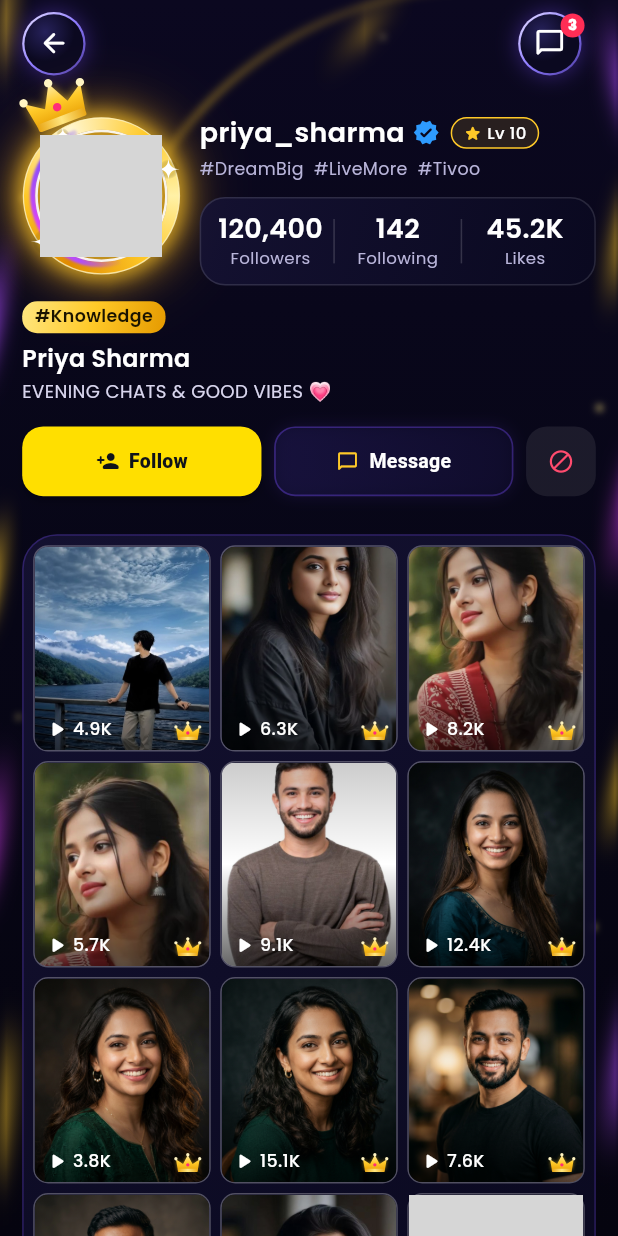
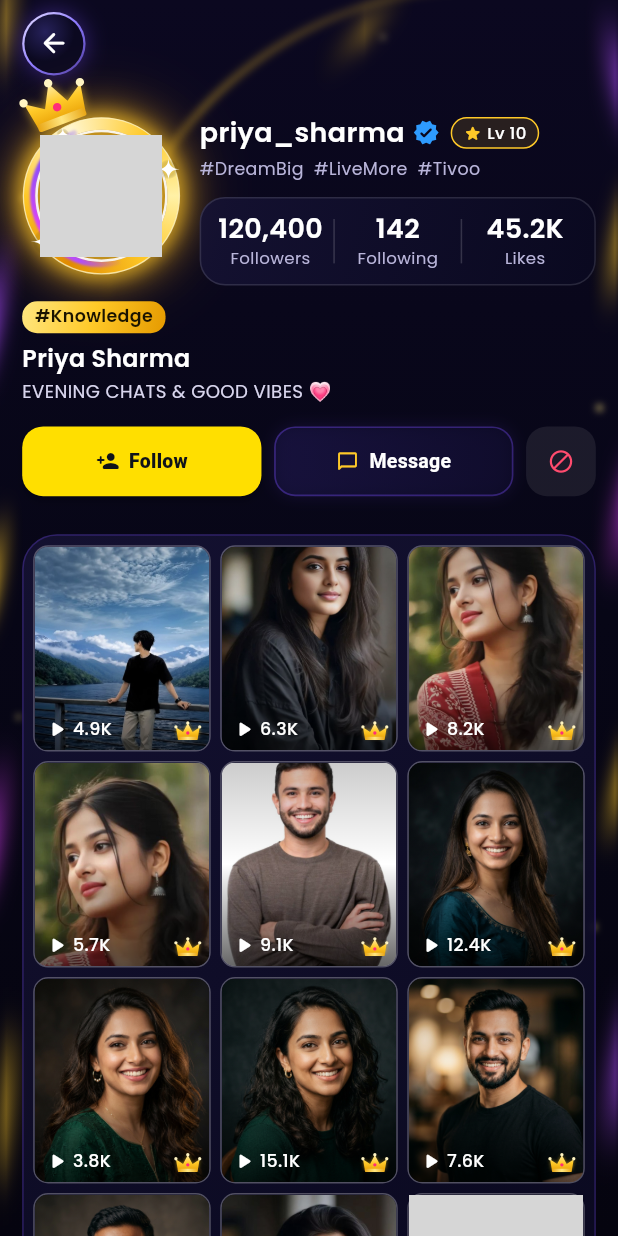
Before and after one commit to leenadevirajendran/Tivoo, a Flutter app: the ProfileScreen screen opened directly with sample values from the repository, on a phone screen of 412 x 824 dp. Run offline on Flutter 3.47's test engine with Material 3 defaults, Android fonts, the phone set to English and light mode, and no system bars; our stand-ins replace audioplayers, cached_network_image, camera, file_picker, flutter_animate, flutter_riverpod and 5 more; grey boxes are pictures that could not be loaded.

Commit message:
fix(profile): remove message icon from top bar near hamburger menu

```diff
--- a/lib/features/profile/presentation/screens/profile_screen.dart
+++ b/lib/features/profile/presentation/screens/profile_screen.dart
@@ -727,9 +727,7 @@ class _ProfileScreenState extends ConsumerState<ProfileScreen> {
                           ProfileTopBar(
                             onBack: _goBack,
                             onMenu: isViewingStreamer ? null : _showMenu,
-                            onMessages: () => _open(const MessagesInboxScreen()),
                             onSettings: isViewingStreamer ? null : () => _open(const SettingsScreen()),
-                            unreadCount: ref.watch(messagesControllerProvider).totalUnreadCount,
                             showActions: true,
                           ),
                           SizedBox(height: 20 * s),
--- a/lib/features/profile/presentation/widgets/profile_luxe_sections.dart
+++ b/lib/features/profile/presentation/widgets/profile_luxe_sections.dart
@@ -190,18 +190,14 @@ class _RingButton extends StatelessWidget {
 class ProfileTopBar extends StatelessWidget {
   final VoidCallback onBack;
   final VoidCallback? onMenu;
-  final VoidCallback? onMessages;
   final VoidCallback? onSettings;
-  final int unreadCount;
   final bool showActions;
 
   const ProfileTopBar({
     super.key,
     required this.onBack,
     this.onMenu,
-    this.onMessages,
     this.onSettings,
-    this.unreadCount = 0,
     this.showActions = true,
   });
 
@@ -213,43 +209,6 @@ class ProfileTopBar extends StatelessWidget {
       children: [
         _RingButton(icon: Icons.arrow_back_rounded, label: 'Back', size: size, onTap: onBack),
         const Spacer(),
-        if (showActions && onMessages != null) ...[
-          Stack(
-            clipBehavior: Clip.none,
-            children: [
-              _RingButton(
-                icon: Icons.chat_bubble_outline_rounded,
-                label: 'Messages',
-                size: size,
-                onTap: onMessages!,
-              ),
-              if (unreadCount > 0)
-                Positioned(
-                  top: -2,
-                  right: -2,
-                  child: Container(
-                    padding: const EdgeInsets.all(4),
-                    decoration: const BoxDecoration(
-                      color: Color(0xFFFF2D55),
-                      shape: BoxShape.circle,
-                    ),
-                    constraints: const BoxConstraints(minWidth: 16, minHeight: 16),
-                    child: Center(
-                      child: Text(
-                        '$unreadCount',
-                        style: const TextStyle(
-                          color: Colors.white,
-                          fontSize: 9.5,
-                          fontWeight: FontWeight.w900,
-                        ),
-                      ),
-                    ),
-                  ),
-                ),
-            ],
-          ),
-          SizedBox(width: 9 * s),
-        ],
         if (showActions && onMenu != null)
           _RingButton(icon: Icons.menu_rounded, label: 'Menu', size: size, onTap: onMenu!),
         if (showActions && onMenu != null && onSettings != null)
```
